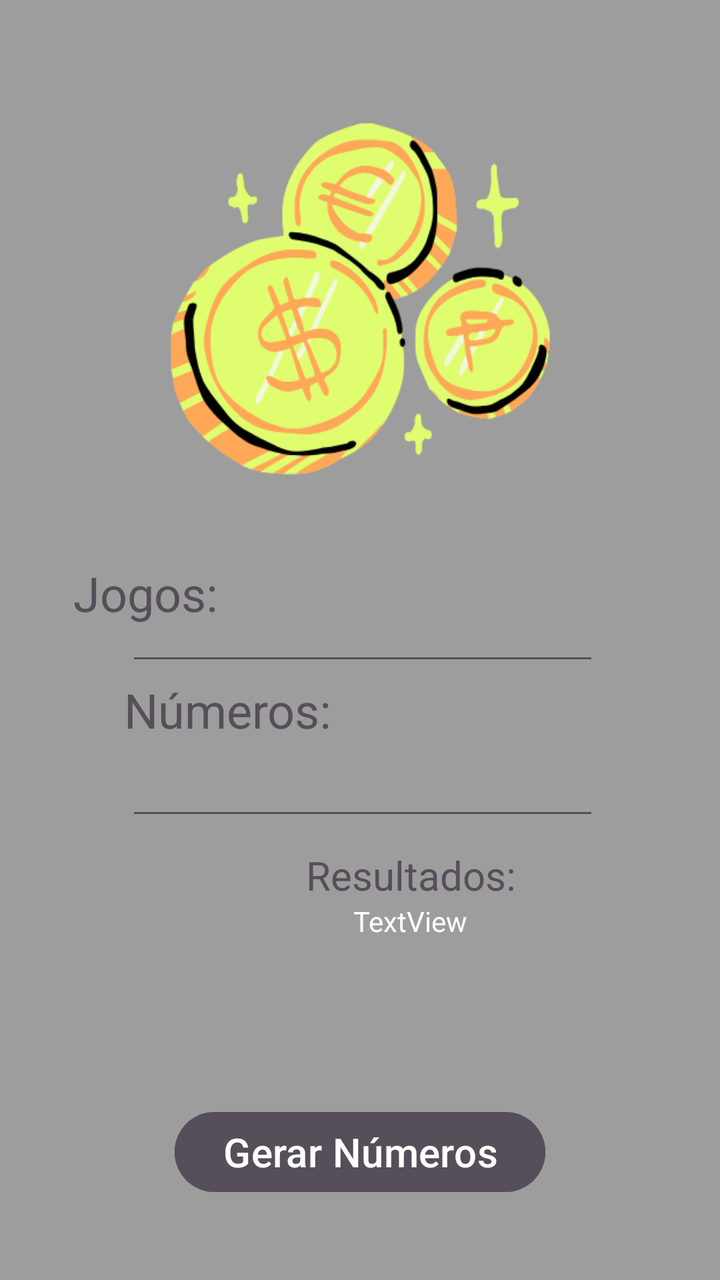
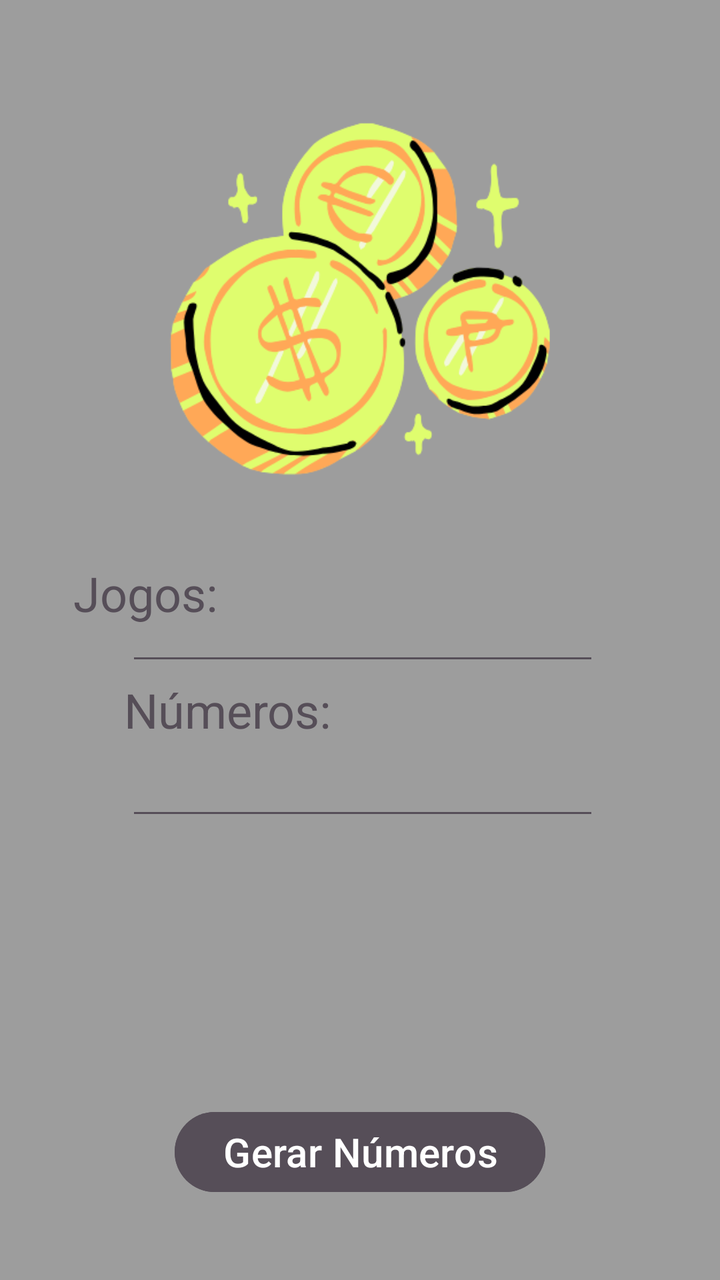

Two renders of the same Android screen: before a commit and after it. Below are the layout's source before the change and the commit's diff.
<!-- AndroidManifest.xml: application theme Theme.LotoApp -->
<!-- res/layout/activity_quina.xml -->
<?xml version="1.0" encoding="utf-8"?>
<androidx.constraintlayout.widget.ConstraintLayout xmlns:android="http://schemas.android.com/apk/res/android"
    xmlns:app="http://schemas.android.com/apk/res-auto"
    xmlns:tools="http://schemas.android.com/tools"
    android:id="@+id/main"
    android:layout_width="match_parent"
    android:layout_height="match_parent"
    android:background="#9d9d9d"
    tools:context=".Quina">

    <TextView
        android:id="@+id/tvResultadoQuina"
        android:layout_width="wrap_content"
        android:layout_height="90dp"
        android:layout_marginStart="80dp"
        android:layout_marginEnd="81dp"
        android:layout_marginBottom="11dp"
        android:width="250dp"
        android:text="TextView"
        android:textAlignment="center"
        android:textColor="#ffffff"
        app:layout_constraintBottom_toTopOf="@+id/btGerarQuina"
        app:layout_constraintEnd_toEndOf="parent"
        app:layout_constraintHorizontal_bias="0.0"
        app:layout_constraintStart_toStartOf="parent"
        app:layout_constraintTop_toBottomOf="@+id/textView15" />

    <TextView
        android:id="@+id/textView10"
        android:layout_width="wrap_content"
        android:layout_height="wrap_content"
        android:layout_marginStart="37dp"
        android:layout_marginEnd="252dp"
        android:text="Jogos:"
        android:textColor="#564E58"
        android:textSize="24sp"
        app:layout_constraintBottom_toBottomOf="@+id/imageView5"
        app:layout_constraintEnd_toEndOf="parent"
        app:layout_constraintHorizontal_bias="0.52"
        app:layout_constraintStart_toStartOf="parent" />

    <EditText
        android:id="@+id/etJogosMega3"
        android:layout_width="wrap_content"
        android:layout_height="wrap_content"
        android:layout_marginStart="63dp"
        android:layout_marginEnd="112dp"
        android:layout_marginBottom="20dp"
        android:backgroundTint="#564E58"
        android:ems="10"
        android:inputType="text"
        android:textSize="20sp"
        app:layout_constraintBottom_toTopOf="@+id/textView13"
        app:layout_constraintEnd_toEndOf="parent"
        app:layout_constraintHorizontal_bias="0.0"
        app:layout_constraintStart_toStartOf="parent"
        app:layout_constraintTop_toBottomOf="@+id/textView10" />

    <EditText
        android:id="@+id/etJogosMega4"
        android:layout_width="wrap_content"
        android:layout_height="wrap_content"
        android:layout_marginStart="63dp"
        android:layout_marginEnd="112dp"
        android:backgroundTint="#564E58"
        android:ems="10"
        android:inputType="text"
        android:textSize="20sp"
        app:layout_constraintEnd_toEndOf="parent"
        app:layout_constraintHorizontal_bias="0.0"
        app:layout_constraintStart_toStartOf="parent"
        app:layout_constraintTop_toBottomOf="@+id/textView13" />

    <TextView
        android:id="@+id/textView13"
        android:layout_width="wrap_content"
        android:layout_height="wrap_content"
        android:layout_marginStart="62dp"
        android:layout_marginEnd="252dp"
        android:text="Números:"
        android:textColor="#564E58"
        android:textSize="24sp"
        app:layout_constraintBottom_toTopOf="@+id/etJogosMega4"
        app:layout_constraintEnd_toEndOf="parent"
        app:layout_constraintHorizontal_bias="0.0"
        app:layout_constraintStart_toStartOf="parent" />

    <TextView
        android:id="@+id/textView15"
        android:layout_width="wrap_content"
        android:layout_height="wrap_content"
        android:layout_marginStart="153dp"
        android:layout_marginTop="9dp"
        android:layout_marginEnd="153dp"
        android:text="Resultados:"
        android:textColor="#564E58"
        android:textSize="20sp"
        app:layout_constraintBottom_toTopOf="@+id/tvResultadoQuina"
        app:layout_constraintEnd_toEndOf="parent"
        app:layout_constraintHorizontal_bias="0.0"
        app:layout_constraintStart_toStartOf="parent"
        app:layout_constraintTop_toBottomOf="@+id/etJogosMega4" />

    <Button
        android:id="@+id/btGerarQuina"
        android:layout_width="wrap_content"
        android:layout_height="wrap_content"
        android:layout_marginStart="151dp"
        android:layout_marginTop="78dp"
        android:layout_marginEnd="151dp"
        android:layout_marginBottom="40dp"
        android:backgroundTint="#564E58"
        android:text="Gerar Números"
        android:textColor="#fff"
        android:textSize="20sp"
        app:layout_constraintBottom_toBottomOf="parent"
        app:layout_constraintEnd_toEndOf="parent"
        app:layout_constraintStart_toStartOf="parent"
        app:layout_constraintTop_toBottomOf="@+id/etNumMega"
        app:layout_constraintVertical_bias="1.0" />

    <TextView
        android:id="@+id/textView2"
        android:layout_width="wrap_content"
        android:layout_height="wrap_content"
        android:layout_marginStart="187dp"
        android:layout_marginTop="20dp"
        android:layout_marginEnd="188dp"
        android:layout_marginBottom="606dp"
        android:fontFamily="sans-serif-condensed"
        android:text="Quina"
        android:textColor="#DFFD6E"
        android:textSize="34sp"
        app:layout_constraintBottom_toBottomOf="parent"
        app:layout_constraintEnd_toEndOf="parent"
        app:layout_constraintStart_toStartOf="parent"
        app:layout_constraintTop_toTopOf="parent" />

    <ImageView
        android:id="@+id/imageView5"
        android:layout_width="287dp"
        android:layout_height="327dp"
        android:layout_marginStart="62dp"
        android:layout_marginEnd="62dp"
        android:layout_marginBottom="342dp"
        app:layout_constraintBottom_toBottomOf="parent"
        app:layout_constraintEnd_toEndOf="parent"
        app:layout_constraintStart_toStartOf="parent"
        app:layout_constraintTop_toTopOf="parent"
        app:srcCompat="@drawable/loto" />

</androidx.constraintlayout.widget.ConstraintLayout>
<!-- resources referenced by this layout -->
<resources>
  <!-- drawable loto: png bitmap (drawable, 38403 bytes) -->
  <style name="Theme.LotoApp" parent="Base.Theme.LotoApp" />
  <style name="Base.Theme.LotoApp" parent="Theme.Material3.DayNight.NoActionBar">
          
          
      </style>
</resources>

<!-- the commit's change to res/layout/activity_quina.xml (unified diff, before → after) -->
@@ -16,14 +16,14 @@
         android:layout_marginEnd="81dp"
         android:layout_marginBottom="11dp"
         android:width="250dp"
-        android:text="TextView"
         android:textAlignment="center"
         android:textColor="#ffffff"
+        android:textSize="18sp"
         app:layout_constraintBottom_toTopOf="@+id/btGerarQuina"
         app:layout_constraintEnd_toEndOf="parent"
         app:layout_constraintHorizontal_bias="0.0"
         app:layout_constraintStart_toStartOf="parent"
-        app:layout_constraintTop_toBottomOf="@+id/textView15" />
+        app:layout_constraintTop_toBottomOf="@+id/tvJogoQuina" />
 
     <TextView
         android:id="@+id/textView10"
@@ -40,7 +40,7 @@
         app:layout_constraintStart_toStartOf="parent" />
 
     <EditText
-        android:id="@+id/etJogosMega3"
+        android:id="@+id/etJogosQuina"
         android:layout_width="wrap_content"
         android:layout_height="wrap_content"
         android:layout_marginStart="63dp"
@@ -57,7 +57,7 @@
         app:layout_constraintTop_toBottomOf="@+id/textView10" />
 
     <EditText
-        android:id="@+id/etJogosMega4"
+        android:id="@+id/etNumQuina"
         android:layout_width="wrap_content"
         android:layout_height="wrap_content"
         android:layout_marginStart="63dp"
@@ -80,26 +80,25 @@
         android:text="Números:"
         android:textColor="#564E58"
         android:textSize="24sp"
-        app:layout_constraintBottom_toTopOf="@+id/etJogosMega4"
+        app:layout_constraintBottom_toTopOf="@+id/etNumQuina"
         app:layout_constraintEnd_toEndOf="parent"
         app:layout_constraintHorizontal_bias="0.0"
         app:layout_constraintStart_toStartOf="parent" />
 
     <TextView
-        android:id="@+id/textView15"
+        android:id="@+id/tvJogoQuina"
         android:layout_width="wrap_content"
         android:layout_height="wrap_content"
         android:layout_marginStart="153dp"
         android:layout_marginTop="9dp"
         android:layout_marginEnd="153dp"
-        android:text="Resultados:"
         android:textColor="#564E58"
         android:textSize="20sp"
         app:layout_constraintBottom_toTopOf="@+id/tvResultadoQuina"
         app:layout_constraintEnd_toEndOf="parent"
         app:layout_constraintHorizontal_bias="0.0"
         app:layout_constraintStart_toStartOf="parent"
-        app:layout_constraintTop_toBottomOf="@+id/etJogosMega4" />
+        app:layout_constraintTop_toBottomOf="@+id/etNumQuina" />
 
     <Button
         android:id="@+id/btGerarQuina"
